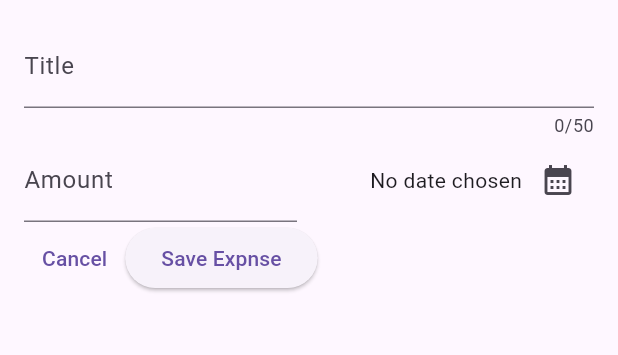
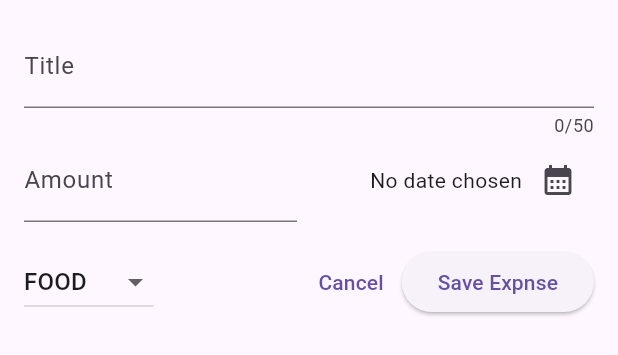
Before and after one commit to Louis-Gil/playground, a Flutter app: the NewExpense widget shown alone on an empty page, opened directly, on a phone screen of 412 x 824 dp. Shown: the top 355 px of the screen. Run offline on Flutter 3.47's test engine with Material 2 defaults, Android fonts, the phone set to English and light mode, and no system bars; our stand-ins replace google_fonts.

Commit message:
feat : Add DropdownButton category at new expense

```diff
--- a/flutter_guild/expense_tracker/lib/widgets/new_expense.dart
+++ b/flutter_guild/expense_tracker/lib/widgets/new_expense.dart
@@ -14,6 +14,7 @@
   final _titleController = TextEditingController();
   final _amountController = TextEditingController();
   DateTime? _selectedDate;
+  Category _selectedCategory = Category.food;
 
   void _presentDatePicker() async {
     final now = DateTime.now();
@@ -85,8 +86,29 @@
               )
             ],
           ),
+          const SizedBox(height: 16),
           Row(
             children: [
+              DropdownButton(
+                value: _selectedCategory,
+                items: Category.values
+                    .map(
+                      (category) => DropdownMenuItem(
+                        value: category,
+                        child: Text(category.name.toUpperCase()),
+                      ),
+                    )
+                    .toList(),
+                onChanged: (value) {
+                  if (value == null) {
+                    return;
+                  }
+                  setState(() {
+                    _selectedCategory = value;
+                  });
+                },
+              ),
+              const Spacer(),
               TextButton(
                 onPressed: () {
                   Navigator.pop(context);
```
